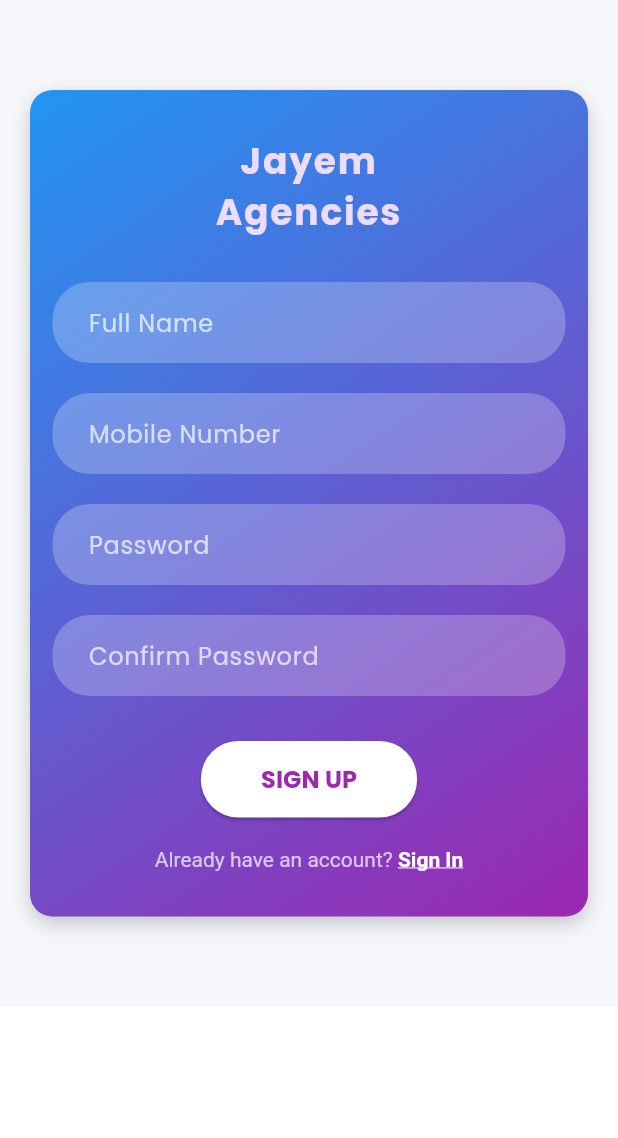
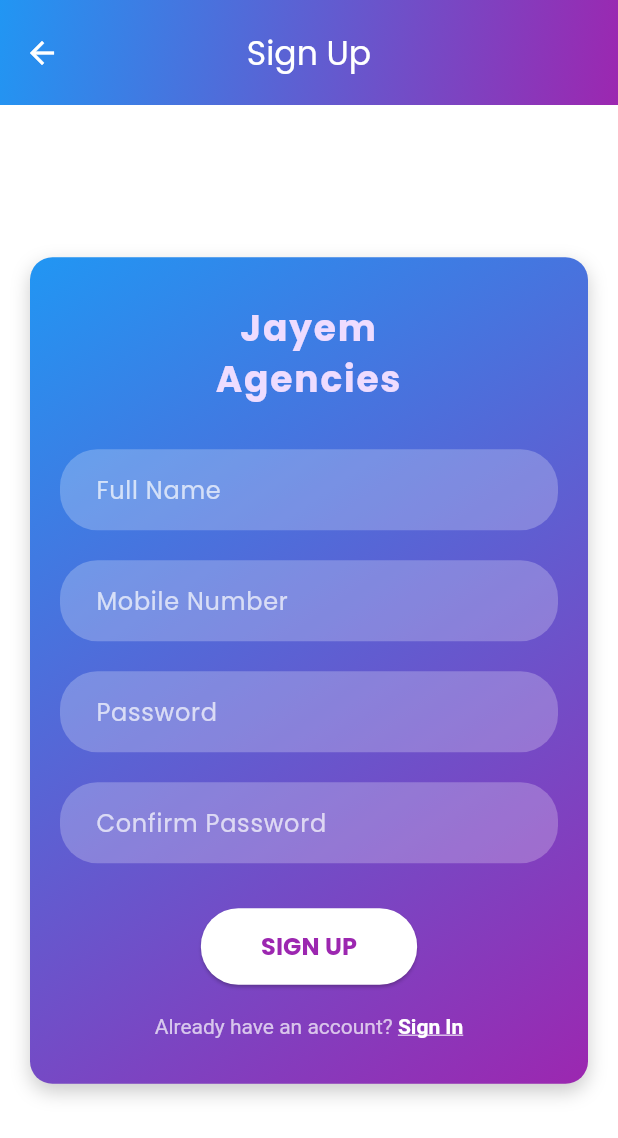
Before and after one commit to Jinshadnu/Jayem_agencies, a Flutter app: the SignupScreen screen opened by its route, on a phone screen of 412 x 824 dp. Shown: the top 1138 px of the screen. Run offline on Flutter 3.47's test engine with Material 3 defaults, Android fonts, the phone set to English and light mode, and no system bars; our stand-ins replace google_fonts, lottie.

Commit message:
Updated onboarding and signup screen UI

```diff
--- a/lib/presentation/screens/signup_screen.dart
+++ b/lib/presentation/screens/signup_screen.dart
@@ -12,27 +12,34 @@ class SignupScreen extends StatelessWidget {
     return ChangeNotifierProvider(
       create: (_) => SignupProvider(),
       child: Scaffold(
-        backgroundColor: AppColors.whiteText,
+        backgroundColor: Colors.white,
+        appBar: AppBar(
+          toolbarHeight: 70,
+          title: const Text(
+            'Sign Up',
+            style: TextStyle(color: Colors.white),
+          ),
+          centerTitle: true,
+          flexibleSpace: Container(
+            decoration: const BoxDecoration(
+              gradient: LinearGradient(
+                colors: [Color(0xFF2196F3), Color(0xFF9C27B0)],
+                begin: Alignment.topLeft,
+                end: Alignment.bottomRight,
+              ),
+            ),
+          ),
+          elevation: 0,
+        ),
         body: Consumer<SignupProvider>(
           builder: (context, provider, child) {
             return Form(
               key: provider.formKey,
+              child: Center(
+                child: SingleChildScrollView(
+                  padding: const EdgeInsets.all(20),
                   child: Container(
                     width: double.infinity,
-                decoration: const BoxDecoration(
-                  color: AppColors.background,
-                ),
-                child: SafeArea(
-                  child: SingleChildScrollView(
-                    padding: const EdgeInsets.all(20),
-                    child: Column(
-                      children: [
-                        const SizedBox(height: 40),
-                        Container(
-                          padding: const EdgeInsets.symmetric(
-                            horizontal: 15,
-                            vertical: 30,
-                          ),
                     decoration: BoxDecoration(
                       borderRadius: BorderRadius.circular(15),
                       gradient: const LinearGradient(
@@ -48,6 +55,8 @@ class SignupScreen extends StatelessWidget {
                         ),
                       ],
                     ),
+                    padding: const EdgeInsets.symmetric(
+                        horizontal: 20, vertical: 30),
                     child: Column(
                       children: [
                         const Text(
@@ -62,68 +71,50 @@ class SignupScreen extends StatelessWidget {
                         ),
                         const SizedBox(height: 30),
                         TextFormField(
-                                decoration:
-                                    _buildInputDecoration("Full Name"),
+                          decoration: _buildInputDecoration("Full Name"),
                           style: const TextStyle(color: Colors.white),
-                                validator: (value) => value!.isEmpty
-                                    ? 'Enter your full name'
-                                    : null,
-                                onSaved: (value) =>
-                                    provider.fullName = value!,
+                          validator: (value) =>
+                              value!.isEmpty ? 'Enter your full name' : null,
+                          onSaved: (value) => provider.fullName = value!,
                         ),
                         const SizedBox(height: 20),
                         TextFormField(
-                                decoration:
-                                    _buildInputDecoration("Mobile Number"),
+                          decoration: _buildInputDecoration("Mobile Number"),
                           style: const TextStyle(color: Colors.white),
-                                validator: (value) => value!.isEmpty
-                                    ? 'Enter your mobile number'
-                                    : null,
-                                onSaved: (value) =>
-                                    provider.email = value!,
+                          validator: (value) =>
+                              value!.isEmpty ? 'Enter your mobile number' : null,
+                          onSaved: (value) => provider.email = value!,
                         ),
                         const SizedBox(height: 20),
                         TextFormField(
                           obscureText: true,
-                                decoration:
-                                    _buildInputDecoration("Password"),
+                          decoration: _buildInputDecoration("Password"),
                           style: const TextStyle(color: Colors.white),
-                                validator: (value) => value!.isEmpty
-                                    ? 'Enter a password'
-                                    : null,
-                                onSaved: (value) =>
-                                    provider.password = value!,
+                          validator: (value) =>
+                              value!.isEmpty ? 'Enter a password' : null,
+                          onSaved: (value) => provider.password = value!,
                         ),
                         const SizedBox(height: 20),
                         TextFormField(
                           obscureText: true,
-                                decoration: _buildInputDecoration(
-                                    "Confirm Password"),
+                          decoration: _buildInputDecoration("Confirm Password"),
                           style: const TextStyle(color: Colors.white),
-                                validator: (value) => value!.isEmpty
-                                    ? 'Confirm your password'
-                                    : null,
-                                onSaved: (value) =>
-                                    provider.confirmPassword = value!,
+                          validator: (value) =>
+                              value!.isEmpty ? 'Confirm your password' : null,
+                          onSaved: (value) => provider.confirmPassword = value!,
                         ),
                         const SizedBox(height: 30),
                         provider.isLoading
-                                  ? const CircularProgressIndicator(
-                                      color: Colors.white,
-                                    )
+                            ? const CircularProgressIndicator(color: Colors.white)
                             : ElevatedButton(
-                                      onPressed: () =>
-                                          provider.submitSignup(context),
+                                onPressed: () => provider.submitSignup(context),
                                 style: ElevatedButton.styleFrom(
                                   backgroundColor: Colors.white,
                                   shape: RoundedRectangleBorder(
-                                          borderRadius:
-                                              BorderRadius.circular(25),
+                                    borderRadius: BorderRadius.circular(25),
                                   ),
                                   padding: const EdgeInsets.symmetric(
-                                          horizontal: 40,
-                                          vertical: 14,
-                                        ),
+                                      horizontal: 40, vertical: 14),
                                 ),
                                 child: const Text(
                                   "SIGN UP",
@@ -138,8 +129,7 @@ class SignupScreen extends StatelessWidget {
                         RichText(
                           text: TextSpan(
                             text: "Already have an account? ",
-                                  style:
-                                      const TextStyle(color: Colors.white70),
+                            style: const TextStyle(color: Colors.white70),
                             children: [
                               TextSpan(
                                 text: "Sign In",
@@ -156,10 +146,6 @@ class SignupScreen extends StatelessWidget {
                             ],
                           ),
                         ),
-                            ],
-                          ),
-                        ),
-                        const SizedBox(height: 40),
                       ],
                     ),
                   ),
```
Also changed, not shown: lib/presentation/screens/onboarding_screen.dart (+10 -5 lines). Lines whose indentation alone changed are shown as unchanged.
